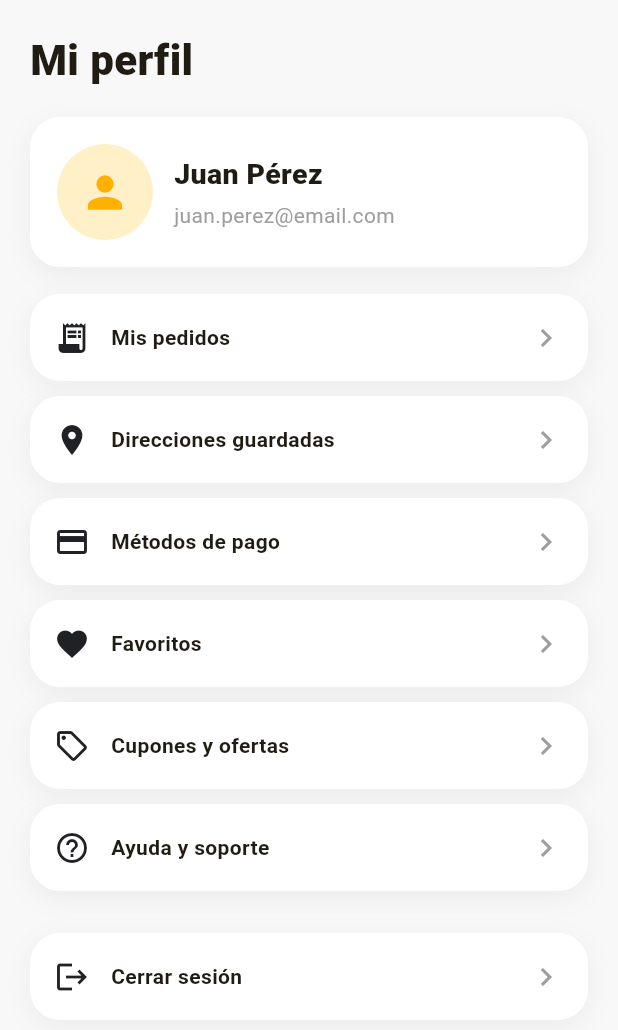
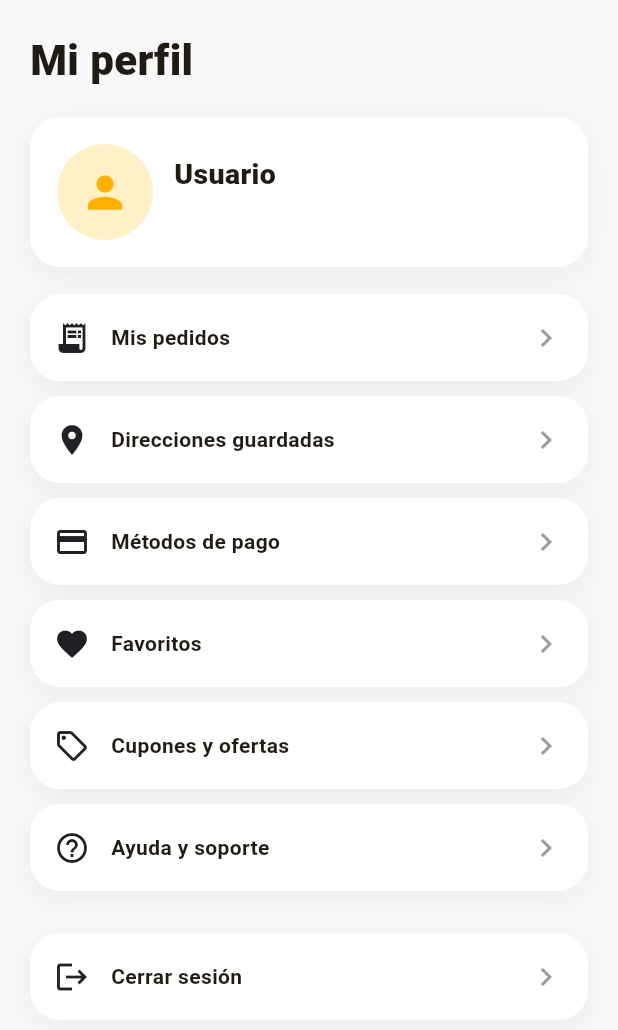
Before and after one commit to jtapiaa/FoodSale-Mobile, a Flutter app: the ProfileScreen widget shown alone on an empty page, opened directly, on a phone screen of 412 x 824 dp. Shown: the top 1030 px of the screen. Run offline on Flutter 3.47's test engine with Material 3 defaults, Android fonts, the phone set to English and light mode, and no system bars; our stand-ins replace shared_preferences; accounts and stored records are empty; network calls fail; Roboto replaces fonts that are missing (Arial).

Commit message:
feat: muestra datos del usuario en el perfil

```diff
--- a/lib/main.dart
+++ b/lib/main.dart
@@ -2413,8 +2413,31 @@ class _StatusTimeline extends StatelessWidget {
   }
 }
 
-class ProfileScreen extends StatelessWidget {
+class ProfileScreen extends StatefulWidget {
   const ProfileScreen({super.key});
+
+  @override
+  State<ProfileScreen> createState() => _ProfileScreenState();
+}
+
+class _ProfileScreenState extends State<ProfileScreen> {
+  Map<String, dynamic>? user;
+
+  @override
+  void initState() {
+    super.initState();
+    loadUser();
+  }
+
+  Future<void> loadUser() async {
+    final data = await SessionService.getUser();
+
+    if (!mounted) return;
+
+    setState(() {
+      user = data;
+    });
+  }
 
   @override
   Widget build(BuildContext context) {
@@ -2424,61 +2447,87 @@ class ProfileScreen extends StatelessWidget {
         children: [
           const Text(
             'Mi perfil',
-            style: TextStyle(fontSize: 28, fontWeight: FontWeight.w900),
+            style: TextStyle(
+              fontSize: 28,
+              fontWeight: FontWeight.w900,
+            ),
           ),
           const SizedBox(height: 18),
+
           Container(
             padding: const EdgeInsets.all(18),
             decoration: _cardDecoration(),
-            child: const Row(
+            child: Row(
               children: [
-                CircleAvatar(
+                const CircleAvatar(
                   radius: 32,
                   backgroundColor: Color(0xFFFFF0C7),
-                  child: Icon(Icons.person, color: orange, size: 34),
-                ),
-                SizedBox(width: 14),
+                  child: Icon(
+                    Icons.person,
+                    color: orange,
+                    size: 34,
+                  ),
+                ),
+                const SizedBox(width: 14),
+
                 Column(
                   crossAxisAlignment: CrossAxisAlignment.start,
                   children: [
                     Text(
-                      'Juan Pérez',
-                      style: TextStyle(
+                      user?['name'] ?? 'Usuario',
+                      style: const TextStyle(
                         fontSize: 19,
                         fontWeight: FontWeight.w800,
                       ),
                     ),
-                    SizedBox(height: 4),
+                    const SizedBox(height: 4),
                     Text(
-                      'juan.perez@email.com',
-                      style: TextStyle(color: Colors.grey),
+                      user?['email'] ?? '',
+                      style: const TextStyle(
+                        color: Colors.grey,
+                      ),
                     ),
                   ],
                 ),
               ],
             ),
           ),
+
           const SizedBox(height: 18),
-          const _ProfileOption(icon: Icons.receipt_long, text: 'Mis pedidos'),
+
+          const _ProfileOption(
+            icon: Icons.receipt_long,
+            text: 'Mis pedidos',
+          ),
+
           _ProfileOption(
             icon: Icons.location_on,
             text: 'Direcciones guardadas',
             onTap: () {
               Navigator.push(
                 context,
-                MaterialPageRoute(builder: (_) => const AddressScreen()),
+                MaterialPageRoute(
+                  builder: (_) => const AddressScreen(),
+                ),
               );
             },
           ),
+
           const _ProfileOption(
             icon: Icons.credit_card,
             text: 'Métodos de pago',
           ),
-          const _ProfileOption(icon: Icons.favorite, text: 'Favoritos'),
+
+          const _ProfileOption(
+            icon: Icons.favorite,
+            text: 'Favoritos',
+          ),
+
           const _ProfileOption(
             icon: Icons.local_offer_outlined,
             text: 'Cupones y ofertas',
           ),
+
           const _ProfileOption(
             icon: Icons.help_outline,
             text: 'Ayuda y soporte',
```
